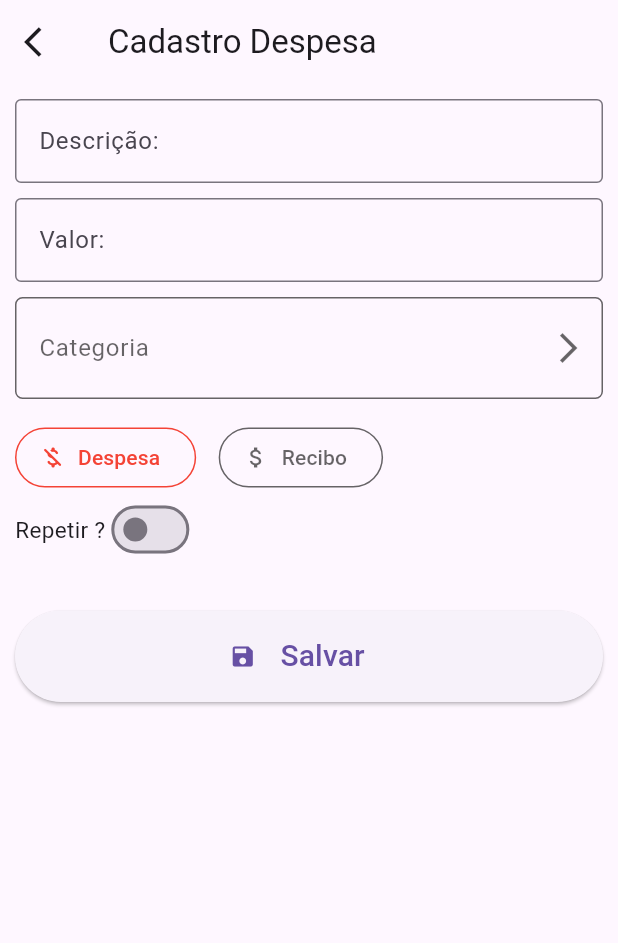
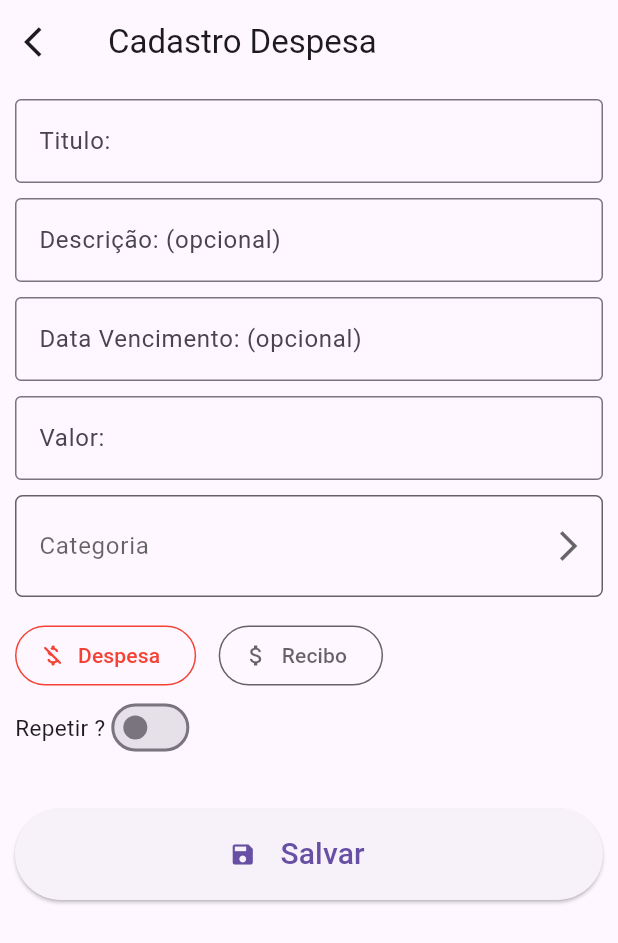
Before and after one commit to brunocaavalcante/Organiza, a Flutter app: the screen it shows once a user with an empty profile is signed in, after a tap on the "add" icon, on a phone screen of 412 x 824 dp. Shown: the top 943 px of the screen. Run offline on Flutter 3.47's test engine with Material 2 defaults, Android fonts, the phone set to English and light mode, and no system bars; our stand-ins replace cloud_firestore, curved_navigation_bar, file_picker, firebase_auth, firebase_core, firebase_storage and 2 more; accounts and stored records are empty.

Commit message:
Inclusão data vencimento e titulo operacao

```diff
--- a/app/lib/core/date_ultils.dart
+++ b/app/lib/core/date_ultils.dart
@@ -15,7 +15,9 @@ class DateUltils {
     return DateTime(data.year, data.month, data.day);
   }
 
-  static DateTime stringToDate(String data) {
-    return DateFormat('dd/MM/yyyy').parse(data);
+  static DateTime? stringToDate(String? data) {
+    return data != null && data != ""
+        ? DateFormat('dd/MM/yyyy').parse(data)
+        : null;
   }
 }
--- a/app/lib/core/widgets/widget_ultil.dart
+++ b/app/lib/core/widgets/widget_ultil.dart
@@ -16,7 +16,7 @@ class WidgetUltil {
 
   static Widget returnField(String? label, TextEditingController ctr,
       TextInputType? type, List<TextInputFormatter>? masks, String hint,
-      [bool obscureText = false]) {
+      [bool obscureText = false, String? Function(String?)? validacao]) {
     return TextFormField(
         obscureText: obscureText,
         decoration: InputDecoration(
@@ -26,10 +26,7 @@ class WidgetUltil {
         controller: ctr,
         inputFormatters: masks,
         keyboardType: type,
-        validator: (value) {
-          if (value == null || value.isEmpty) return "Campo obrigatorio";
-          return null;
-        });
+        validator: validacao);
   }
 
   static Widget returnTextErro(msg, Color cor) {
--- a/app/lib/models/operacao.dart
+++ b/app/lib/models/operacao.dart
@@ -4,6 +4,7 @@ import '../core/date_ultils.dart';
 class Operacao {
   String id = "";
   String descricao = "";
+  String titulo = "";
   double valor = 0;
   Categoria? categoria;
   int? status;
@@ -11,6 +12,7 @@ class Operacao {
   int? tipoFrequencia;
   DateTime? dataCadastro;
   DateTime? dataReferencia;
+  DateTime? dataVencimento;
   int totalParcelas = 0;
   int parcelasPagas = 0;
   int parcelaAtual = 0;
@@ -19,9 +21,11 @@ class Operacao {
   Map<String, Object?> toJson() {
     return {
       'descricao': descricao,
+      'titulo': titulo,
       'status': status,
       'dataCadastro': dataCadastro,
       'dataReferencia': dataReferencia,
+      'dataVencimento': dataVencimento,
       'id': id,
       'valor': valor,
       'totalParcelas': totalParcelas,
@@ -41,35 +45,17 @@ class Operacao {
     tipoOperacao = map['tipoOperacao'];
     status = map['status'];
     descricao = map['descricao'];
+    titulo = map['titulo'] ?? '';
     dataCadastro =
         DateUltils.onlyDate(map['dataCadastro'].toDate() as DateTime);
     dataReferencia =
         DateUltils.onlyDate(map['dataReferencia'].toDate() as DateTime);
+    dataVencimento = map['dataVencimento'] != null
+        ? DateUltils.onlyDate(map['dataVencimento'].toDate() as DateTime)
+        : null;
     id = map['id'];
     valor = map['valor'];
     categoria = Categoria().toEntity(map['categoria']);
     return this;
   }
 }
-
-enum Status { Pago, Pendente }
-
-enum TipoOperacao { Nenhum, Despesa, Recibo }
-
-enum TipoFrequencia { Nunca, AnoTodo, Parcelado }
-
-List<String> mes = [
-  '',
-  'Janeiro',
-  'Fevereiro',
-  'Março',
-  'Abril',
-  'Maio',
-  'Junho',
-  'Julho',
-  'Agosto',
-  'Setembro',
-  'Outubro',
-  'Novembro',
-  'Dezembro'
-];
--- a/app/lib/pages/operacao/cadastro_despes_page.dart
+++ b/app/lib/pages/operacao/cadastro_despes_page.dart
@@ -6,9 +6,11 @@ import 'package:flutter/material.dart';
 import 'package:flutter/services.dart';
 import 'package:provider/provider.dart';
 
+import '../../core/date_ultils.dart';
 import '../../core/masks.dart';
 import '../../core/widgets/widget_ultil.dart';
 import '../../models/custom_exception.dart';
+import '../../models/enums.dart';
 import '../categoria/select_categoria_page.dart';
 
 class CadastroOperacaoPage extends StatefulWidget {
@@ -23,8 +25,10 @@ class CadastroOperacaoPage extends StatefulWidget {
 class _CadastroOperacaoPageState extends State<CadastroOperacaoPage> {
   final formKey = GlobalKey<FormState>();
   final descricao = TextEditingController();
+  final titulo = TextEditingController();
   final valor = TextEditingController();
   final qtdParcelas = TextEditingController();
+  final dataVencimento = TextEditingController();
   TipoFrequencia? frequencia = TipoFrequencia.Nunca;
   int operacao = 1;
   bool isRepetir = false;
@@ -42,6 +46,8 @@ class _CadastroOperacaoPageState extends State<CadastroOperacaoPage> {
       categoria = op.categoria;
       operacao = op.tipoOperacao ?? 1;
       isRepetir = op.repetir;
+      titulo.text = op.titulo;
+      dataVencimento.text = DateUltils.formatarData(op.dataVencimento);
       frequencia = TipoFrequencia.values[op.tipoFrequencia ?? 0];
     }
     super.initState();
@@ -61,7 +67,25 @@ class _CadastroOperacaoPageState extends State<CadastroOperacaoPage> {
                         crossAxisAlignment: CrossAxisAlignment.start,
                         children: [
                           WidgetUltil.returnField(
-                  "Descrição: ", descricao, TextInputType.text, null, ""),
+                              "Titulo: ",
+                              titulo,
+                              TextInputType.text,
+                              null,
+                              "",
+                              false,
+                              validacaoSimples()),
+                          const SizedBox(height: 10),
+                          WidgetUltil.returnField("Descrição: (opcional) ",
+                              descricao, TextInputType.text, null, ""),
+                          const SizedBox(height: 10),
+                          WidgetUltil.returnField(
+                              "Data Vencimento: (opcional)",
+                              dataVencimento,
+                              TextInputType.datetime,
+                              [Masks.dataFormatter],
+                              "##/##/####",
+                              false,
+                              validarDataVencimento()),
                           const SizedBox(height: 10),
                           WidgetUltil.returnField(
                               "Valor: ",
@@ -71,21 +95,26 @@ class _CadastroOperacaoPageState extends State<CadastroOperacaoPage> {
                                 FilteringTextInputFormatter.digitsOnly,
                                 CurrencyInputFormatter()
                               ],
-                  "R\$ 0,00"),
+                              "R\$ 0,00",
+                              false,
+                              validacaoSimples()),
                           const SizedBox(height: 10),
                           fieldCategoria(),
                           (exibir == true ? customMsgErro : Container()),
                           const SizedBox(height: 15),
-              Row(mainAxisAlignment: MainAxisAlignment.start, children: [
-                customRadioButton(
-                    "Despesa", 1, Icons.money_off_csred_rounded, Colors.red),
+                          Row(
+                              mainAxisAlignment: MainAxisAlignment.start,
+                              children: [
+                                customRadioButton("Despesa", 1,
+                                    Icons.money_off_csred_rounded, Colors.red),
                                 const SizedBox(width: 15),
-                customRadioButton(
-                    "Recibo", 2, Icons.attach_money_outlined, Colors.green)
+                                customRadioButton("Recibo", 2,
+                                    Icons.attach_money_outlined, Colors.green)
                               ]),
                           widget.operacao == null
                               ? Row(children: [
-                      const Text("Repetir ?", style: TextStyle(fontSize: 15)),
+                                  const Text("Repetir ?",
+                                      style: TextStyle(fontSize: 15)),
                                   Switch(
                                       value: isRepetir,
                                       onChanged: (value) {
@@ -101,11 +130,28 @@ class _CadastroOperacaoPageState extends State<CadastroOperacaoPage> {
                           containerRepetir(),
                           const SizedBox(height: 30),
                           WidgetUltil.returnButtonSalvar(onPressedSalvar())
-            ],
-          ),
-        ),
-      )),
-    );
+                        ])))));
+  }
+
+  String? Function(String?)? validacaoSimples() {
+    return (((value) {
+      if (value == "") {
+        if (value == null || value.isEmpty) return "Campo obrigatorio";
+        return null;
+      }
+    }));
+  }
+
+  String? Function(String?)? validarDataVencimento() {
+    return (((value) {
+      if (value != null && value != "") {
+        DateTime? data = DateUltils.stringToDate(value);
+
+        if (data!.isBefore(DateTime.now()))
+          return "A data de vencimento não pode ser menor que a data atual";
+      }
+      return null;
+    }));
   }
 
   onPressedSalvar() {
@@ -145,6 +191,8 @@ class _CadastroOperacaoPageState extends State<CadastroOperacaoPage> {
       item.valor = Ultil().CoverterValorToDecimal(valor.text)!;
       item.status = Status.Pendente.index;
       item.tipoOperacao = operacao;
+      item.titulo = titulo.text;
+      item.dataVencimento = DateUltils.stringToDate(dataVencimento.text);
 
       if (widget.operacao == null) {
         if (item.tipoFrequencia == TipoFrequencia.Parcelado.index) {
@@ -222,7 +270,7 @@ class _CadastroOperacaoPageState extends State<CadastroOperacaoPage> {
   Widget fieldQtdParcelas() {
     if (frequencia == TipoFrequencia.Parcelado) {
       return WidgetUltil.returnField("Quantidade de parcelas: ", qtdParcelas,
-          TextInputType.number, null, "");
+          TextInputType.number, null, "", false, validacaoSimples());
     } else {
       return Container();
     }
--- a/app/lib/pages/operacao/home_despesa_page.dart
+++ b/app/lib/pages/operacao/home_despesa_page.dart
@@ -1,14 +1,12 @@
-import 'package:app/core/widgets/widget_ultil.dart';
 import 'package:app/pages/operacao/cadastro_despes_page.dart';
 import 'package:cloud_firestore/cloud_firestore.dart';
 import 'package:flutter/material.dart';
 import 'package:provider/provider.dart';
 
-import '../../core/date_ultils.dart';
 import '../../core/masks.dart';
 import '../../models/custom_exception.dart';
+import '../../models/enums.dart';
 import '../../models/operacao.dart';
-import '../../services/operacao_service.dart';
 import '../../services/usuario_service.dart';
 import 'detalhe_operacao_page.dart';
 
@@ -270,7 +268,8 @@ class _HomeDespesaPageState extends State<HomeDespesaPage> {
                         fontFamily: operacao.categoria!.fontFamily),
                     color: Color(operacao.categoria!.color))),
             subtitle: returnTxtStatus(operacao),
-            title: Text(operacao.descricao.toString(),
+            title: Text(
+                operacao.titulo == "" ? operacao.descricao : operacao.titulo,
                 textAlign: TextAlign.start)));
   }
 
```
Also changed, not shown: app/lib/models/enums.dart (added, +21 -0 lines), app/lib/pages/operacao/detalhe_operacao_page.dart (+21 -15 lines), app/lib/pages/reports/home_reports_page.dart (+12 -4 lines). Lines whose indentation alone changed are shown as unchanged.
